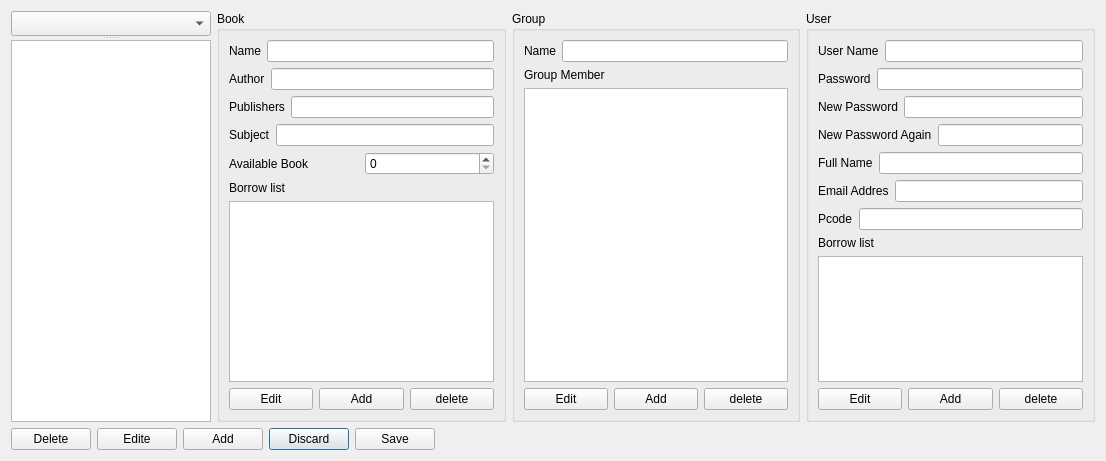
Qt form manage.ui (mat-mot/ap-final-project) before a commit.
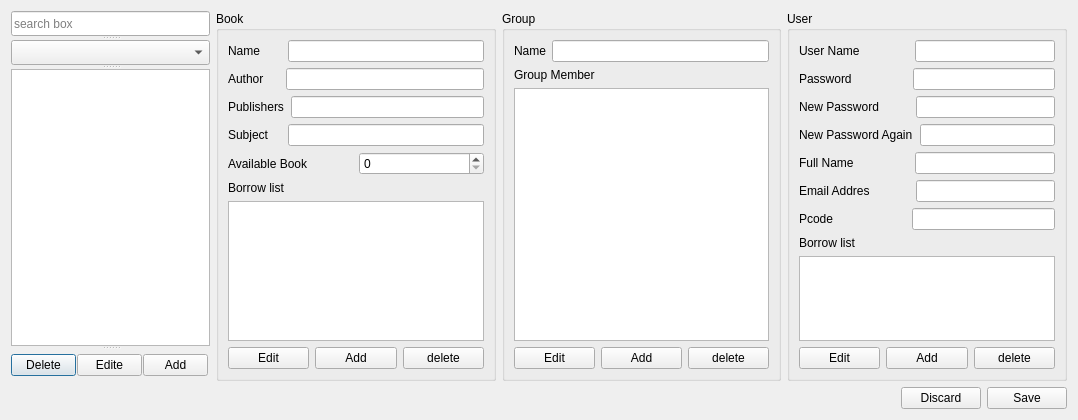
The same form after that commit.

Commit message: fix login bug and work with manage page

The edit to the form file:
```diff
--- a/manage.ui
+++ b/manage.ui
@@ -6,15 +6,42 @@
    <rect>
     <x>0</x>
     <y>0</y>
-    <width>1106</width>
-    <height>461</height>
+    <width>1078</width>
+    <height>420</height>
    </rect>
   </property>
   <property name="windowTitle">
    <string>Dialog</string>
   </property>
-  <layout class="QGridLayout" name="gridLayout">
-   <item row="0" column="0">
+  <layout class="QVBoxLayout" name="verticalLayout_4">
+   <item>
+    <layout class="QHBoxLayout" name="horizontalLayout_9">
+     <item>
+      <widget class="QSplitter" name="splitter_3">
+       <property name="orientation">
+        <enum>Qt::Vertical</enum>
+       </property>
+       <widget class="QSplitter" name="splitter_2">
+        <property name="orientation">
+         <enum>Qt::Vertical</enum>
+        </property>
+        <widget class="QLineEdit" name="lineEdit">
+         <property name="maximumSize">
+          <size>
+           <width>16777215</width>
+           <height>25</height>
+          </size>
+         </property>
+         <property name="text">
+          <string notr="true"/>
+         </property>
+         <property name="placeholderText">
+          <string>search box</string>
+         </property>
+         <property name="clearButtonEnabled">
+          <bool>true</bool>
+         </property>
+        </widget>
     <widget class="QSplitter" name="splitter">
      <property name="maximumSize">
       <size>
@@ -42,8 +69,69 @@
       </property>
      </widget>
     </widget>
-   </item>
-   <item row="0" column="1">
+       </widget>
+       <widget class="QWidget" name="">
+        <layout class="QHBoxLayout" name="horizontalLayout">
+         <property name="spacing">
+          <number>1</number>
+         </property>
+         <item>
+          <widget class="QPushButton" name="btndelete">
+           <property name="maximumSize">
+            <size>
+             <width>65</width>
+             <height>16777215</height>
+            </size>
+           </property>
+           <property name="text">
+            <string>Delete</string>
+           </property>
+          </widget>
+         </item>
+         <item>
+          <widget class="QPushButton" name="btnedit">
+           <property name="maximumSize">
+            <size>
+             <width>65</width>
+             <height>16777215</height>
+            </size>
+           </property>
+           <property name="text">
+            <string>Edite</string>
+           </property>
+          </widget>
+         </item>
+         <item>
+          <widget class="QPushButton" name="btnadd">
+           <property name="maximumSize">
+            <size>
+             <width>65</width>
+             <height>16777215</height>
+            </size>
+           </property>
+           <property name="text">
+            <string>Add</string>
+           </property>
+          </widget>
+         </item>
+         <item>
+          <spacer name="horizontalSpacer">
+           <property name="orientation">
+            <enum>Qt::Horizontal</enum>
+           </property>
+           <property name="sizeHint" stdset="0">
+            <size>
+             <width>80</width>
+             <height>20</height>
+            </size>
+           </property>
+          </spacer>
+         </item>
+        </layout>
+       </widget>
+      </widget>
+     </item>
+     <item>
     <widget class="QGroupBox" name="groupBoxbook">
      <property name="maximumSize">
       <size>
@@ -64,6 +152,22 @@
           </property>
          </widget>
         </item>
+          <item>
+           <spacer name="horizontalSpacer_2">
+            <property name="orientation">
+             <enum>Qt::Horizontal</enum>
+            </property>
+            <property name="sizeType">
+             <enum>QSizePolicy::Fixed</enum>
+            </property>
+            <property name="sizeHint" stdset="0">
+             <size>
+              <width>22</width>
+              <height>20</height>
+             </size>
+            </property>
+           </spacer>
+          </item>
         <item>
          <widget class="QLineEdit" name="ledname"/>
         </item>
@@ -78,6 +182,22 @@
           </property>
          </widget>
         </item>
+          <item>
+           <spacer name="horizontalSpacer_3">
+            <property name="orientation">
+             <enum>Qt::Horizontal</enum>
+            </property>
+            <property name="sizeType">
+             <enum>QSizePolicy::Fixed</enum>
+            </property>
+            <property name="sizeHint" stdset="0">
+             <size>
+              <width>16</width>
+              <height>20</height>
+             </size>
+            </property>
+           </spacer>
+          </item>
         <item>
          <widget class="QLineEdit" name="ledauthor"/>
         </item>
@@ -92,6 +212,22 @@
           </property>
          </widget>
         </item>
+          <item>
+           <spacer name="horizontalSpacer_4">
+            <property name="orientation">
+             <enum>Qt::Horizontal</enum>
+            </property>
+            <property name="sizeType">
+             <enum>QSizePolicy::Fixed</enum>
+            </property>
+            <property name="sizeHint" stdset="0">
+             <size>
+              <width>1</width>
+              <height>20</height>
+             </size>
+            </property>
+           </spacer>
+          </item>
         <item>
          <widget class="QLineEdit" name="ledpublisher"/>
         </item>
@@ -106,6 +242,22 @@
           </property>
          </widget>
         </item>
+          <item>
+           <spacer name="horizontalSpacer_5">
+            <property name="orientation">
+             <enum>Qt::Horizontal</enum>
+            </property>
+            <property name="sizeType">
+             <enum>QSizePolicy::Fixed</enum>
+            </property>
+            <property name="sizeHint" stdset="0">
+             <size>
+              <width>13</width>
+              <height>20</height>
+             </size>
+            </property>
+           </spacer>
+          </item>
         <item>
          <widget class="QLineEdit" name="ledsubject"/>
         </item>
@@ -171,7 +323,69 @@
      </layout>
     </widget>
    </item>
-   <item row="0" column="3">
+     <item>
+      <widget class="QGroupBox" name="groupBoxgroup">
+       <property name="title">
+        <string>Group</string>
+       </property>
+       <layout class="QVBoxLayout" name="verticalLayout_6">
+        <item>
+         <layout class="QHBoxLayout" name="horizontalLayout_17">
+          <item>
+           <widget class="QLabel" name="lblnamegrp">
+            <property name="text">
+             <string>Name</string>
+            </property>
+           </widget>
+          </item>
+          <item>
+           <widget class="QLineEdit" name="ledname_3"/>
+          </item>
+         </layout>
+        </item>
+        <item>
+         <layout class="QVBoxLayout" name="verticalLayout_5">
+          <item>
+           <widget class="QLabel" name="lblgrpmember">
+            <property name="text">
+             <string>Group Member</string>
+            </property>
+           </widget>
+          </item>
+          <item>
+           <widget class="QListWidget" name="listWgrpmember"/>
+          </item>
+          <item>
+           <layout class="QHBoxLayout" name="horizontalLayout_18">
+            <item>
+             <widget class="QPushButton" name="btneditgrpmem">
+              <property name="text">
+               <string>Edit</string>
+              </property>
+             </widget>
+            </item>
+            <item>
+             <widget class="QPushButton" name="btnaddgrpmem">
+              <property name="text">
+               <string>Add</string>
+              </property>
+             </widget>
+            </item>
+            <item>
+             <widget class="QPushButton" name="btndeletegrpmem">
+              <property name="text">
+               <string>delete</string>
+              </property>
+             </widget>
+            </item>
+           </layout>
+          </item>
+         </layout>
+        </item>
+       </layout>
+      </widget>
+     </item>
+     <item>
     <widget class="QGroupBox" name="groupBoxuser">
      <property name="title">
       <string>User</string>
@@ -186,6 +400,22 @@
           </property>
          </widget>
         </item>
+          <item>
+           <spacer name="horizontalSpacer_6">
+            <property name="orientation">
+             <enum>Qt::Horizontal</enum>
+            </property>
+            <property name="sizeType">
+             <enum>QSizePolicy::Fixed</enum>
+            </property>
+            <property name="sizeHint" stdset="0">
+             <size>
+              <width>49</width>
+              <height>20</height>
+             </size>
+            </property>
+           </spacer>
+          </item>
         <item>
          <widget class="QLineEdit" name="ledusername"/>
         </item>
@@ -200,6 +430,22 @@
           </property>
          </widget>
         </item>
+          <item>
+           <spacer name="horizontalSpacer_7">
+            <property name="orientation">
+             <enum>Qt::Horizontal</enum>
+            </property>
+            <property name="sizeType">
+             <enum>QSizePolicy::Fixed</enum>
+            </property>
+            <property name="sizeHint" stdset="0">
+             <size>
+              <width>55</width>
+              <height>20</height>
+             </size>
+            </property>
+           </spacer>
+          </item>
         <item>
          <widget class="QLineEdit" name="ledpassword"/>
         </item>
@@ -214,6 +460,22 @@
           </property>
          </widget>
         </item>
+          <item>
+           <spacer name="horizontalSpacer_8">
+            <property name="orientation">
+             <enum>Qt::Horizontal</enum>
+            </property>
+            <property name="sizeType">
+             <enum>QSizePolicy::Fixed</enum>
+            </property>
+            <property name="sizeHint" stdset="0">
+             <size>
+              <width>31</width>
+              <height>20</height>
+             </size>
+            </property>
+           </spacer>
+          </item>
         <item>
          <widget class="QLineEdit" name="lednewpassword"/>
         </item>
@@ -228,6 +490,22 @@
           </property>
          </widget>
         </item>
+          <item>
+           <spacer name="horizontalSpacer_9">
+            <property name="orientation">
+             <enum>Qt::Horizontal</enum>
+            </property>
+            <property name="sizeType">
+             <enum>QSizePolicy::Fixed</enum>
+            </property>
+            <property name="sizeHint" stdset="0">
+             <size>
+              <width>1</width>
+              <height>20</height>
+             </size>
+            </property>
+           </spacer>
+          </item>
         <item>
          <widget class="QLineEdit" name="lednewpasswordagain"/>
         </item>
@@ -242,6 +520,22 @@
           </property>
          </widget>
         </item>
+          <item>
+           <spacer name="horizontalSpacer_10">
+            <property name="orientation">
+             <enum>Qt::Horizontal</enum>
+            </property>
+            <property name="sizeType">
+             <enum>QSizePolicy::Fixed</enum>
+            </property>
+            <property name="sizeHint" stdset="0">
+             <size>
+              <width>55</width>
+              <height>20</height>
+             </size>
+            </property>
+           </spacer>
+          </item>
         <item>
          <widget class="QLineEdit" name="ledfullname"/>
         </item>
@@ -256,6 +550,22 @@
           </property>
          </widget>
         </item>
+          <item>
+           <spacer name="horizontalSpacer_11">
+            <property name="orientation">
+             <enum>Qt::Horizontal</enum>
+            </property>
+            <property name="sizeType">
+             <enum>QSizePolicy::Fixed</enum>
+            </property>
+            <property name="sizeHint" stdset="0">
+             <size>
+              <width>40</width>
+              <height>20</height>
+             </size>
+            </property>
+           </spacer>
+          </item>
         <item>
          <widget class="QLineEdit" name="ledemailaddres"/>
         </item>
@@ -270,6 +580,22 @@
           </property>
          </widget>
         </item>
+          <item>
+           <spacer name="horizontalSpacer_12">
+            <property name="orientation">
+             <enum>Qt::Horizontal</enum>
+            </property>
+            <property name="sizeType">
+             <enum>QSizePolicy::Fixed</enum>
+            </property>
+            <property name="sizeHint" stdset="0">
+             <size>
+              <width>72</width>
+              <height>20</height>
+             </size>
+            </property>
+           </spacer>
+          </item>
         <item>
          <widget class="QLineEdit" name="ledpcode"/>
         </item>
@@ -317,121 +643,37 @@
      </layout>
     </widget>
    </item>
-   <item row="0" column="2">
-    <widget class="QGroupBox" name="groupBoxgroup">
-     <property name="title">
-      <string>Group</string>
-     </property>
-     <layout class="QVBoxLayout" name="verticalLayout_6">
-      <item>
-       <layout class="QHBoxLayout" name="horizontalLayout_17">
-        <item>
-         <widget class="QLabel" name="lblnamegrp">
-          <property name="text">
-           <string>Name</string>
-          </property>
-         </widget>
-        </item>
-        <item>
-         <widget class="QLineEdit" name="ledname_3"/>
-        </item>
        </layout>
       </item>
       <item>
-       <layout class="QVBoxLayout" name="verticalLayout_5">
+    <layout class="QHBoxLayout" name="horizontalLayout_10">
         <item>
-         <widget class="QLabel" name="lblgrpmember">
-          <property name="text">
-           <string>Group Member</string>
-          </property>
-         </widget>
-        </item>
-        <item>
-         <widget class="QListWidget" name="listWgrpmember"/>
-        </item>
-        <item>
-         <layout class="QHBoxLayout" name="horizontalLayout_18">
-          <item>
-           <widget class="QPushButton" name="btneditgrpmem">
-            <property name="text">
-             <string>Edit</string>
-            </property>
-           </widget>
+      <spacer name="horizontalSpacer_13">
+       <property name="orientation">
+        <enum>Qt::Horizontal</enum>
+       </property>
+       <property name="sizeHint" stdset="0">
+        <size>
+         <width>40</width>
+         <height>20</height>
+        </size>
+       </property>
+      </spacer>
           </item>
           <item>
-           <widget class="QPushButton" name="btnaddgrpmem">
-            <property name="text">
-             <string>Add</string>
-            </property>
-           </widget>
-          </item>
-          <item>
-           <widget class="QPushButton" name="btndeletegrpmem">
-            <property name="text">
-             <string>delete</string>
-            </property>
-           </widget>
-          </item>
-         </layout>
-        </item>
-       </layout>
-      </item>
-     </layout>
-    </widget>
-   </item>
-   <item row="1" column="0" colspan="4">
-    <layout class="QHBoxLayout" name="horizontalLayout">
-     <item>
-      <widget class="QPushButton" name="btndelete">
-       <property name="text">
-        <string>Delete</string>
-       </property>
-      </widget>
-     </item>
-     <item>
-      <widget class="QPushButton" name="btnedit">
-       <property name="text">
-        <string>Edite</string>
-       </property>
-      </widget>
-     </item>
-     <item>
-      <widget class="QPushButton" name="btnadd">
-       <property name="text">
-        <string>Add</string>
-       </property>
-      </widget>
-     </item>
-     <item>
-      <widget class="QPushButton" name="btndiscard">
+      <widget class="QPushButton" name="pushButton_2">
        <property name="text">
         <string>Discard</string>
        </property>
-       <property name="default">
-        <bool>true</bool>
-       </property>
       </widget>
      </item>
      <item>
-      <widget class="QPushButton" name="btnsave">
+      <widget class="QPushButton" name="pushButton">
        <property name="text">
         <string>Save</string>
        </property>
       </widget>
      </item>
-     <item>
-      <spacer name="horizontalSpacer">
-       <property name="orientation">
-        <enum>Qt::Horizontal</enum>
-       </property>
-       <property name="sizeHint" stdset="0">
-        <size>
-         <width>80</width>
-         <height>20</height>
-        </size>
-       </property>
-      </spacer>
-     </item>
     </layout>
    </item>
   </layout>
```
Lines whose indentation alone changed are shown as unchanged. The commit also changes 10 other files.
